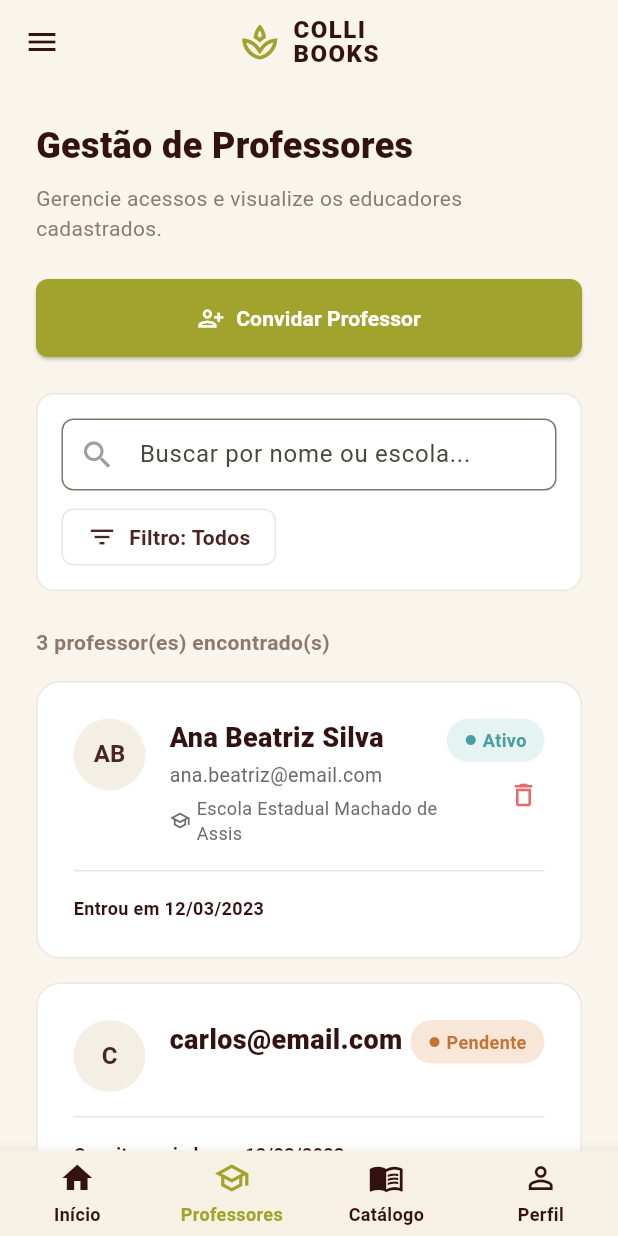
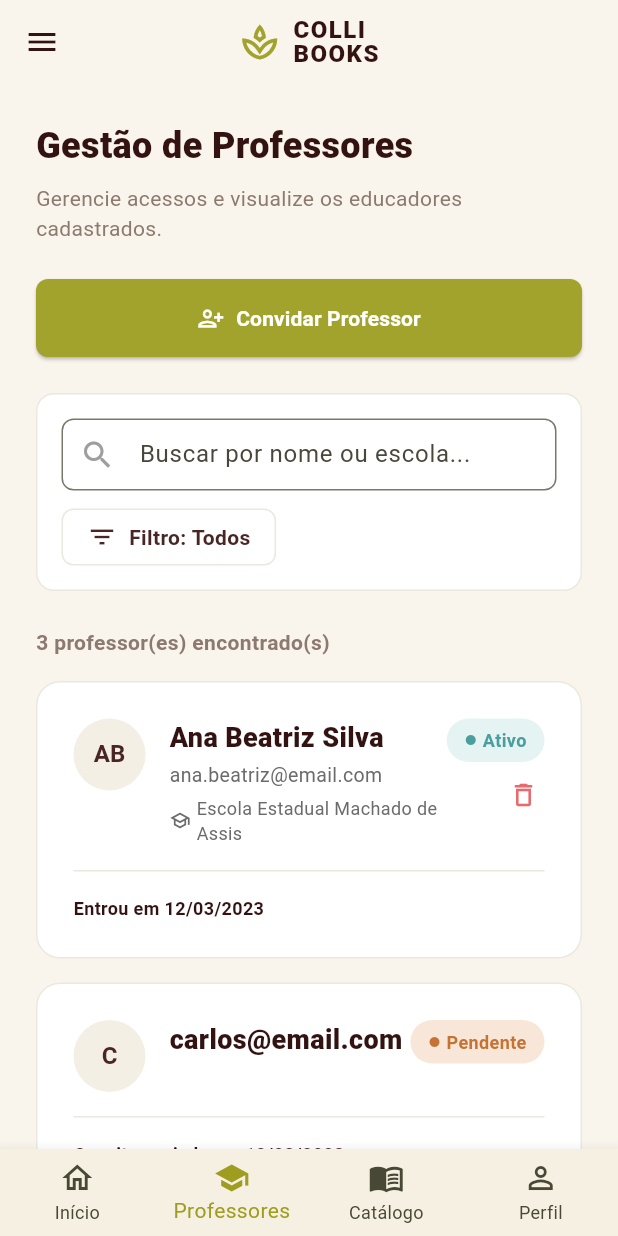
Before and after one commit to Colli-Books/colli-books-frontend, a Flutter app: the AdminHomeScreen screen opened directly, item 2 of the bottom bar chosen, on a phone screen of 412 x 824 dp. Run offline on Flutter 3.47's test engine with Material 3 defaults, Android fonts, the phone set to English and light mode, and no system bars; our stand-ins replace device_preview.

Commit message:
fix: corrige imports da refatoração feature-first, integra NavbarAdmin e resolve lints

```diff
--- a/lib/features/admin/presentation/screens/admin_home_screen.dart
+++ b/lib/features/admin/presentation/screens/admin_home_screen.dart
@@ -1,15 +1,16 @@
 import 'package:flutter/material.dart';
 import 'package:url_launcher/url_launcher.dart';
-import 'login_screen.dart';
-import 'convidar_professor_screen.dart';
-import 'termos_uso_screen.dart';
-import 'politica_privacidade_screen.dart';
-import 'cadastrar_obra_screen.dart';
-import 'cadastrar_escolaridade_screen.dart';
-import 'cadastrar_tema_screen.dart';
-import 'catalogo_data.dart';
-import 'editar_obra_screen.dart';
-import 'sobre_nos_screen.dart';
+import '../../../auth/presentation/screens/login_screen.dart';
+import '../../../institucional/presentation/screens/politica_privacidade_screen.dart';
+import '../../../institucional/presentation/screens/sobre_nos_screen.dart';
+import '../../../institucional/presentation/screens/termos_uso_screen.dart';
+import '../../../obras/presentation/screens/cadastrar_escolaridade_screen.dart';
+import '../../../obras/presentation/screens/cadastrar_obra_screen.dart';
+import '../../../obras/presentation/screens/cadastrar_tema_screen.dart';
+import '../../../obras/presentation/screens/catalogo_data.dart';
+import '../../../obras/presentation/screens/editar_obra_screen.dart';
+import '../../../professor/presentation/screens/convidar_professor_screen.dart';
+import '../widgets/navbar_admin.dart';
 
 class AdminHomeScreen extends StatefulWidget {
   const AdminHomeScreen({super.key});
@@ -45,7 +46,6 @@ class _AdminHomeScreenState extends State<AdminHomeScreen> {
     const primaryTextColor = Color(0xFF331212);
     const secondaryTextColor = Color(0xFF8C7A70);
     const accentColor = Color(0xFFA1A32D);
-    const cardColor = Colors.white;
 
     return Scaffold(
       backgroundColor: backgroundColor,
@@ -181,7 +181,7 @@ class _AdminHomeScreenState extends State<AdminHomeScreen> {
               iconBgColor: accentColor,
               iconColor: Colors.white,
               onTap: () {
-                Navigator.push(context, MaterialPageRoute(builder: (context) => const ConvidarProfessorScreen()));
+                Navigator.push(context, MaterialPageRoute<void>(builder: (context) => const ConvidarProfessorScreen()));
               },
             ),
             const SizedBox(height: 16),
@@ -192,7 +192,7 @@ class _AdminHomeScreenState extends State<AdminHomeScreen> {
               iconBgColor: const Color(0xFF5E3232), // Dark Brown/Reddish
               iconColor: Colors.white,
               onTap: () {
-                Navigator.push(context, MaterialPageRoute(builder: (context) => const CadastrarObraScreen()));
+                Navigator.push(context, MaterialPageRoute<void>(builder: (context) => const CadastrarObraScreen()));
               },
             ),
 
@@ -200,49 +200,13 @@ class _AdminHomeScreenState extends State<AdminHomeScreen> {
           ],
         ),
       ),
-      bottomNavigationBar: BottomNavigationBar(
-        type: BottomNavigationBarType.fixed,
-        backgroundColor: const Color(0xFFF6F1E3),
-        selectedItemColor: accentColor,
-        unselectedItemColor: primaryTextColor,
-        selectedLabelStyle: const TextStyle(fontWeight: FontWeight.w700, fontSize: 12),
-        unselectedLabelStyle: const TextStyle(fontWeight: FontWeight.w600, fontSize: 12),
+      bottomNavigationBar: NavbarAdmin(
         currentIndex: _selectedIndex,
         onTap: (index) {
           setState(() {
             _selectedIndex = index;
           });
         },
-        items: const [
-          BottomNavigationBarItem(
-            icon: Padding(
-              padding: EdgeInsets.only(bottom: 4.0),
-              child: Icon(Icons.home),
-            ),
-            label: 'Início',
-          ),
-          BottomNavigationBarItem(
-            icon: Padding(
-              padding: EdgeInsets.only(bottom: 4.0),
-              child: Icon(Icons.school_outlined),
-            ),
-            label: 'Professores',
-          ),
-          BottomNavigationBarItem(
-            icon: Padding(
-              padding: EdgeInsets.only(bottom: 4.0),
-              child: Icon(Icons.menu_book_outlined),
-            ),
-            label: 'Catálogo',
-          ),
-          BottomNavigationBarItem(
-            icon: Padding(
-              padding: EdgeInsets.only(bottom: 4.0),
-              child: Icon(Icons.person_outline),
-            ),
-            label: 'Perfil',
-          ),
-        ],
       ),
     );
   }
@@ -271,7 +235,7 @@ class _AdminHomeScreenState extends State<AdminHomeScreen> {
             onPressed: () {
               Navigator.pushReplacement(
                 context,
-                MaterialPageRoute(builder: (context) => const LoginScreen()),
+                MaterialPageRoute<void>(builder: (context) => const LoginScreen()),
               );
             },
             icon: const Icon(Icons.exit_to_app, color: Color(0xFFC62828)),
@@ -292,8 +256,8 @@ class _AdminHomeScreenState extends State<AdminHomeScreen> {
 
   Widget _buildProfessores(Color primaryText, Color secondaryText, Color accentColor) {
     final filteredProfessores = professores.where((p) {
-      final name = p['nome']!.toLowerCase();
-      final school = p['escola']!.toLowerCase();
+      final name = (p['nome'] as String).toLowerCase();
+      final school = (p['escola'] as String).toLowerCase();
       final query = _searchQuery.toLowerCase();
       final matchesSearch = name.contains(query) || school.contains(query);
       final matchesStatus = _filterStatus == 'Todos' || p['status'] == _filterStatus;
@@ -313,7 +277,7 @@ class _AdminHomeScreenState extends State<AdminHomeScreen> {
             width: double.infinity,
             child: ElevatedButton.icon(
               onPressed: () {
-                Navigator.push(context, MaterialPageRoute(builder: (context) => const ConvidarProfessorScreen()));
+                Navigator.push<void>(context, MaterialPageRoute<void>(builder: (context) => const ConvidarProfessorScreen()));
               },
               icon: const Icon(Icons.person_add_alt_1_outlined, color: Colors.white),
               label: const Text('Convidar Professor', style: TextStyle(color: Colors.white, fontWeight: FontWeight.bold)),
@@ -382,14 +346,20 @@ class _AdminHomeScreenState extends State<AdminHomeScreen> {
             style: TextStyle(color: secondaryText, fontSize: 14, fontWeight: FontWeight.bold),
           ),
           const SizedBox(height: 16),
-          ...filteredProfessores.map((prof) => _buildProfessorCard(prof, primaryText, secondaryText)).toList(),
+          ...filteredProfessores.map((prof) => _buildProfessorCard(prof, primaryText, secondaryText)),
         ],
       ),
     );
   }
 
   Widget _buildProfessorCard(Map<String, dynamic> prof, Color primaryText, Color secondaryText) {
-    final isAtivo = prof['status'] == 'Ativo';
+    final nome = prof['nome'] as String;
+    final email = prof['email'] as String? ?? '';
+    final escola = prof['escola'] as String? ?? '';
+    final status = prof['status'] as String;
+    final data = prof['data'] as String;
+    final iniciais = prof['iniciais'] as String;
+    final isAtivo = status == 'Ativo';
     return Container(
       margin: const EdgeInsets.only(bottom: 16),
       padding: const EdgeInsets.all(24),
@@ -400,24 +370,24 @@ class _AdminHomeScreenState extends State<AdminHomeScreen> {
           Row(
             crossAxisAlignment: CrossAxisAlignment.start,
             children: [
-              CircleAvatar(backgroundColor: const Color(0xFFF3EFE4), radius: 24, child: Text(prof['iniciais']!, style: const TextStyle(color: Color(0xFF4A2525), fontWeight: FontWeight.bold))),
+              CircleAvatar(backgroundColor: const Color(0xFFF3EFE4), radius: 24, child: Text(iniciais, style: const TextStyle(color: Color(0xFF4A2525), fontWeight: FontWeight.bold))),
               const SizedBox(width: 16),
               Expanded(
                 child: Column(
                   crossAxisAlignment: CrossAxisAlignment.start,
                   children: [
-                    Text(prof['nome']!, style: TextStyle(color: primaryText, fontSize: 18, fontWeight: FontWeight.w800)),
+                    Text(nome, style: TextStyle(color: primaryText, fontSize: 18, fontWeight: FontWeight.w800)),
                     if (isAtivo) ...[
                       const SizedBox(height: 2),
-                      Text(prof['email']!, style: const TextStyle(color: Color(0xFF6B6B6B), fontSize: 13)),
+                      Text(email, style: const TextStyle(color: Color(0xFF6B6B6B), fontSize: 13)),
                     ],
-                    if (prof['escola']!.isNotEmpty) ...[
+                    if (escola.isNotEmpty) ...[
                       const SizedBox(height: 4),
                       Row(
                         children: [
                           const Icon(Icons.school_outlined, size: 14, color: Color(0xFF6B6B6B)),
                           const SizedBox(width: 4),
-                          Expanded(child: Text(prof['escola']!, style: const TextStyle(color: Color(0xFF6B6B6B), fontSize: 12))),
+                          Expanded(child: Text(escola, style: const TextStyle(color: Color(0xFF6B6B6B), fontSize: 12))),
                         ],
                       ),
                     ],
@@ -435,7 +405,7 @@ class _AdminHomeScreenState extends State<AdminHomeScreen> {
                       children: [
                         Icon(Icons.circle, size: 8, color: isAtivo ? const Color(0xFF4A9E9E) : const Color(0xFFC47335)),
                         const SizedBox(width: 4),
-                        Text(prof['status']!, style: TextStyle(color: isAtivo ? const Color(0xFF4A9E9E) : const Color(0xFFC47335), fontSize: 12, fontWeight: FontWeight.bold)),
+                        Text(status, style: TextStyle(color: isAtivo ? const Color(0xFF4A9E9E) : const Color(0xFFC47335), fontSize: 12, fontWeight: FontWeight.bold)),
                       ],
                     ),
                   ),
@@ -443,11 +413,11 @@ class _AdminHomeScreenState extends State<AdminHomeScreen> {
                     const SizedBox(height: 8),
                     InkWell(
                       onTap: () {
-                        showDialog(
+                        showDialog<void>(
                           context: context,
                           builder: (context) => AlertDialog(
                             title: const Text('Excluir Professor', style: TextStyle(color: Color(0xFF4A2525))),
-                            content: Text('Tem certeza que deseja excluir o professor "${prof['nome']}"?'),
+                            content: Text('Tem certeza que deseja excluir o professor "$nome"?'),
                             actions: [
                               TextButton(onPressed: () => Navigator.pop(context), child: const Text('Cancelar', style: TextStyle(color: Colors.grey))),
                               ElevatedButton(
@@ -478,7 +448,7 @@ class _AdminHomeScreenState extends State<AdminHomeScreen> {
           const SizedBox(height: 16),
           const Divider(color: Color(0xFFEBE8E0), height: 1),
           const SizedBox(height: 16),
-          Text(prof['data']!, style: TextStyle(color: primaryText, fontSize: 12, fontWeight: FontWeight.w600)),
+          Text(data, style: TextStyle(color: primaryText, fontSize: 12, fontWeight: FontWeight.w600)),
         ],
       ),
     );
@@ -513,7 +483,7 @@ class _AdminHomeScreenState extends State<AdminHomeScreen> {
             width: double.infinity,
             child: ElevatedButton.icon(
               onPressed: () async {
-                final newBook = await Navigator.push(context, MaterialPageRoute(builder: (context) => const CadastrarObraScreen()));
+                final newBook = await Navigator.push<dynamic>(context, MaterialPageRoute<dynamic>(builder: (context) => const CadastrarObraScreen()));
                 if (newBook != null) {
                   setState(() {
                     catalogBooks.add(newBook as Map<String, dynamic>);
@@ -534,7 +504,7 @@ class _AdminHomeScreenState extends State<AdminHomeScreen> {
             width: double.infinity,
             child: ElevatedButton.icon(
               onPressed: () {
-                Navigator.push(context, MaterialPageRoute(builder: (context) => const CadastrarEscolaridadeScreen()));
+                Navigator.push<void>(context, MaterialPageRoute<void>(builder: (context) => const CadastrarEscolaridadeScreen()));
               },
               icon: const Icon(Icons.add, color: Colors.white),
               label: const Text('Adicionar Escolaridade', style: TextStyle(color: Colors.white, fontWeight: FontWeight.bold)),
@@ -550,7 +520,7 @@ class _AdminHomeScreenState extends State<AdminHomeScreen> {
             width: double.infinity,
             child: ElevatedButton.icon(
               onPressed: () {
-                Navigator.push(context, MaterialPageRoute(builder: (context) => const CadastrarTemaScreen()));
+                Navigator.push<void>(context, MaterialPageRoute<void>(builder: (context) => const CadastrarTemaScreen()));
               },
               icon: const Icon(Icons.add, color: Colors.white),
               label: const Text('Adicionar Tema', style: TextStyle(color: Colors.white, fontWeight: FontWeight.bold)),
@@ -691,7 +661,7 @@ class _AdminHomeScreenState extends State<AdminHomeScreen> {
                                     children: [
                                       InkWell(
                                         onTap: () async {
-                                          final updatedBook = await Navigator.push(context, MaterialPageRoute(builder: (context) => EditarObraScreen(bookData: book)));
+                                          final updatedBook = await Navigator.push<dynamic>(context, MaterialPageRoute<dynamic>(builder: (context) => EditarObraScreen(bookData: book)));
                                           if (updatedBook != null) {
                                             setState(() {
                                               final index = catalogBooks.indexOf(book);
@@ -706,7 +676,7 @@ class _AdminHomeScreenState extends State<AdminHomeScreen> {
                                       const SizedBox(width: 4),
                                       InkWell(
                                         onTap: () {
-                                          showDialog(
+                                          showDialog<void>(
                                             context: context,
                                             builder: (context) => AlertDialog(
                                               title: const Text('Excluir Obra', style: TextStyle(color: Color(0xFF4A2525))),
@@ -786,7 +756,7 @@ class _AdminHomeScreenState extends State<AdminHomeScreen> {
         borderRadius: BorderRadius.circular(16),
         boxShadow: [
           BoxShadow(
-            color: Colors.black.withOpacity(0.02),
+            color: Colors.black.withValues(alpha: 0.02),
             blurRadius: 10,
             offset: const Offset(0, 4),
           ),
@@ -858,7 +828,7 @@ class _AdminHomeScreenState extends State<AdminHomeScreen> {
         borderRadius: BorderRadius.circular(16),
         boxShadow: [
           BoxShadow(
-            color: Colors.black.withOpacity(0.02),
+            color: Colors.black.withValues(alpha: 0.02),
             blurRadius: 10,
             offset: const Offset(0, 4),
           ),
@@ -933,7 +903,7 @@ class _AdminHomeScreenState extends State<AdminHomeScreen> {
                 _buildDrawerItem(Icons.edit_note_outlined, 'Blog', primaryText, isLink: true, onTap: () => _abrirLink('https://www.collibooks.com/category/blog/')),
                 _buildDrawerItem(Icons.star_outline, 'Anima Kids', primaryText, isLink: true, onTap: () => _abrirLink('https://www.collibooks.com/anima-kids/')),
                 _buildDrawerItem(Icons.info_outline, 'Sobre Nós', primaryText, onTap: () {
-                  Navigator.push(context, MaterialPageRoute(builder: (context) => const SobreNosScreen()));
+                  Navigator.push(context, MaterialPageRoute<void>(builder: (context) => const SobreNosScreen()));
                 }),
               ],
             ),
@@ -946,14 +916,14 @@ class _AdminHomeScreenState extends State<AdminHomeScreen> {
               children: [
                 TextButton(
                   onPressed: () {
-                    Navigator.push(context, MaterialPageRoute(builder: (context) => const TermosUsoScreen()));
+                    Navigator.push(context, MaterialPageRoute<void>(builder: (context) => const TermosUsoScreen()));
                   },
                   style: TextButton.styleFrom(padding: EdgeInsets.zero, alignment: Alignment.centerLeft),
                   child: Text('Termos de Uso', style: TextStyle(color: primaryText, fontWeight: FontWeight.w600)),
                 ),
                 TextButton(
                   onPressed: () {
-                    Navigator.push(context, MaterialPageRoute(builder: (context) => const PoliticaPrivacidadeScreen()));
+                    Navigator.push(context, MaterialPageRoute<void>(builder: (context) => const PoliticaPrivacidadeScreen()));
                   },
                   style: TextButton.styleFrom(padding: EdgeInsets.zero, alignment: Alignment.centerLeft),
                   child: Text('Política de Privacidade', style: TextStyle(color: primaryText, fontWeight: FontWeight.w600)),
@@ -1004,10 +974,10 @@ class _AdminHomeScreenState extends State<AdminHomeScreen> {
     required String title,
     required List<String> allItems,
     required List<String> selectedItems,
-    required Function(List<String>) onConfirm,
+    required void Function(List<String>) onConfirm,
   }) {
-    List<String> tempSelected = List.from(selectedItems);
-    showDialog(
+    final tempSelected = List<String>.from(selectedItems);
+    showDialog<void>(
       context: context,
       builder: (context) {
         return StatefulBuilder(
--- a/lib/features/institucional/presentation/screens/fale_conosco_screen.dart
+++ b/lib/features/institucional/presentation/screens/fale_conosco_screen.dart
@@ -183,7 +183,7 @@ class FaleConoscoScreen extends StatelessWidget {
         borderRadius: BorderRadius.circular(16),
         border: Border.all(color: const Color(0xFFEBE8E0)),
         boxShadow: [
-          BoxShadow(color: Colors.black.withOpacity(0.02), blurRadius: 8, offset: const Offset(0, 2)),
+          BoxShadow(color: Colors.black.withValues(alpha: 0.02), blurRadius: 8, offset: const Offset(0, 2)),
         ],
       ),
       clipBehavior: Clip.antiAlias,
@@ -249,7 +249,7 @@ class FaleConoscoScreen extends StatelessWidget {
           borderRadius: BorderRadius.circular(12),
           border: Border.all(color: const Color(0xFFEBE8E0)),
           boxShadow: [
-            BoxShadow(color: Colors.black.withOpacity(0.02), blurRadius: 4, offset: const Offset(0, 2)),
+            BoxShadow(color: Colors.black.withValues(alpha: 0.02), blurRadius: 4, offset: const Offset(0, 2)),
           ],
         ),
         clipBehavior: Clip.antiAlias,
--- a/lib/features/institucional/presentation/screens/politica_privacidade_screen.dart
+++ b/lib/features/institucional/presentation/screens/politica_privacidade_screen.dart
@@ -35,7 +35,7 @@ class PoliticaPrivacidadeScreen extends StatelessWidget {
             borderRadius: BorderRadius.circular(16),
             boxShadow: [
               BoxShadow(
-                color: Colors.black.withOpacity(0.02),
+                color: Colors.black.withValues(alpha: 0.02),
                 blurRadius: 10,
                 offset: const Offset(0, 4),
               ),
--- a/lib/features/institucional/presentation/screens/sobre_nos_screen.dart
+++ b/lib/features/institucional/presentation/screens/sobre_nos_screen.dart
@@ -53,7 +53,7 @@ class SobreNosScreen extends StatelessWidget {
                   gradient: LinearGradient(
                     begin: Alignment.topCenter,
                     end: Alignment.bottomCenter,
-                    colors: [Colors.transparent, Colors.black.withOpacity(0.8)],
+                    colors: [Colors.transparent, Colors.black.withValues(alpha: 0.8)],
                   ),
                 ),
                 padding: const EdgeInsets.all(24.0),
--- a/lib/features/institucional/presentation/screens/termos_uso_screen.dart
+++ b/lib/features/institucional/presentation/screens/termos_uso_screen.dart
@@ -34,7 +34,7 @@ class TermosUsoScreen extends StatelessWidget {
             borderRadius: BorderRadius.circular(16),
             boxShadow: [
               BoxShadow(
-                color: Colors.black.withOpacity(0.02),
+                color: Colors.black.withValues(alpha: 0.02),
                 blurRadius: 10,
                 offset: const Offset(0, 4),
               ),
--- a/lib/features/obras/presentation/screens/cadastrar_escolaridade_screen.dart
+++ b/lib/features/obras/presentation/screens/cadastrar_escolaridade_screen.dart
@@ -37,7 +37,7 @@ class _CadastrarEscolaridadeScreenState extends State<CadastrarEscolaridadeScree
   }
 
   void _confirmarExclusao(String item) {
-    showDialog(
+    showDialog<void>(
       context: context,
       builder: (ctx) => AlertDialog(
         title: const Text('Confirmar Exclusão'),
@@ -75,7 +75,6 @@ class _CadastrarEscolaridadeScreenState extends State<CadastrarEscolaridadeScree
     const backgroundColor = Color(0xFFF9F5EC);
     const primaryTextColor = Color(0xFF4A2525);
     const buttonGreen = Color(0xFFA1A32D);
-    const buttonRed = Color(0xFFE56B6F);
 
     return Scaffold(
       backgroundColor: backgroundColor,
@@ -174,7 +173,7 @@ class _CadastrarEscolaridadeScreenState extends State<CadastrarEscolaridadeScree
                   ),
                 ],
               ),
-            )).toList(),
+            )),
           ],
         ),
       ),
--- a/lib/features/obras/presentation/screens/cadastrar_tema_screen.dart
+++ b/lib/features/obras/presentation/screens/cadastrar_tema_screen.dart
@@ -37,7 +37,7 @@ class _CadastrarTemaScreenState extends State<CadastrarTemaScreen> {
   }
 
   void _confirmarExclusao(String item) {
-    showDialog(
+    showDialog<void>(
       context: context,
       builder: (ctx) => AlertDialog(
         title: const Text('Confirmar Exclusão'),
@@ -75,7 +75,6 @@ class _CadastrarTemaScreenState extends State<CadastrarTemaScreen> {
     const backgroundColor = Color(0xFFF9F5EC);
     const primaryTextColor = Color(0xFF4A2525);
     const buttonGreen = Color(0xFFA1A32D);
-    const buttonRed = Color(0xFFE56B6F);
 
     return Scaffold(
       backgroundColor: backgroundColor,
@@ -174,7 +173,7 @@ class _CadastrarTemaScreenState extends State<CadastrarTemaScreen> {
                   ),
                 ],
               ),
-            )).toList(),
+            )),
           ],
         ),
       ),
--- a/lib/features/professor/presentation/screens/convidar_professor_screen.dart
+++ b/lib/features/professor/presentation/screens/convidar_professor_screen.dart
@@ -13,7 +13,7 @@ class _ConvidarProfessorScreenState extends State<ConvidarProfessorScreen> {
   void _enviarConvite() {
     final email = _emailController.text.trim();
     if (email.isNotEmpty && email.contains('@')) {
-      showDialog(
+      showDialog<void>(
         context: context,
         builder: (context) => AlertDialog(
           title: const Text('Confirmar Envio', style: TextStyle(color: Color(0xFF4A2525), fontWeight: FontWeight.bold)),
@@ -61,7 +61,6 @@ class _ConvidarProfessorScreenState extends State<ConvidarProfessorScreen> {
     const primaryTextColor = Color(0xFF4A2525);
     const secondaryTextColor = Color(0xFF6B6B6B);
     const buttonGreen = Color(0xFFA1A32D);
-    const buttonRed = Color(0xFFE56B6F);
 
     return Scaffold(
       backgroundColor: backgroundColor,
--- a/lib/main.dart
+++ b/lib/main.dart
@@ -1,6 +1,6 @@
 import 'package:flutter/material.dart';
 import 'package:device_preview/device_preview.dart';
-import 'login_screen.dart';
+import 'features/auth/presentation/screens/login_screen.dart';
 
 void main() {
   runApp(
```
Also changed, not shown: lib/features/auth/presentation/screens/login_screen.dart (+5 -5 lines), lib/features/obras/presentation/screens/cadastrar_obra_screen.dart (+3 -4 lines), lib/features/obras/presentation/screens/editar_obra_screen.dart (+7 -7 lines).
